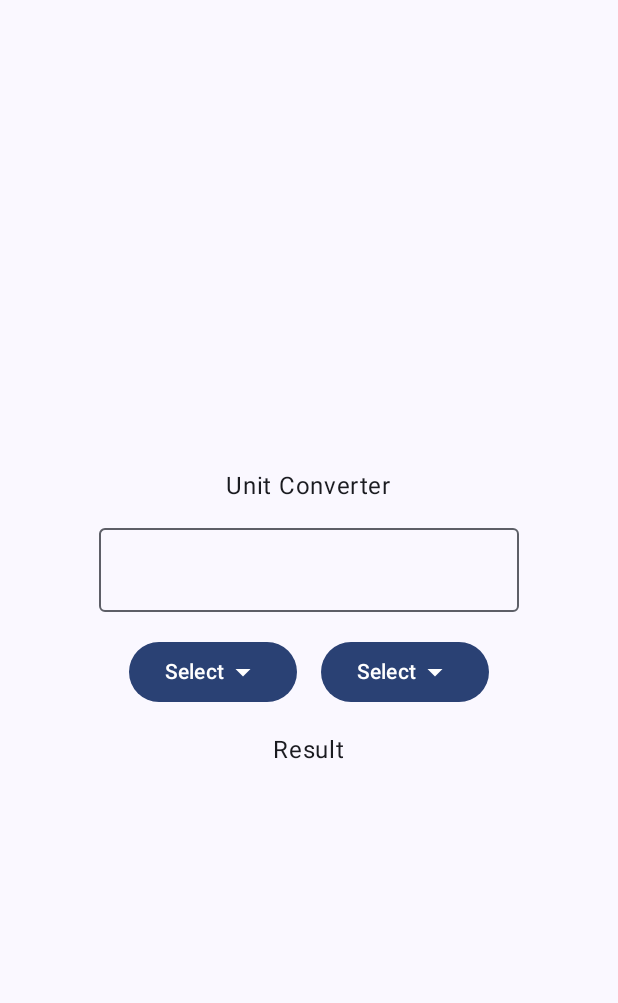
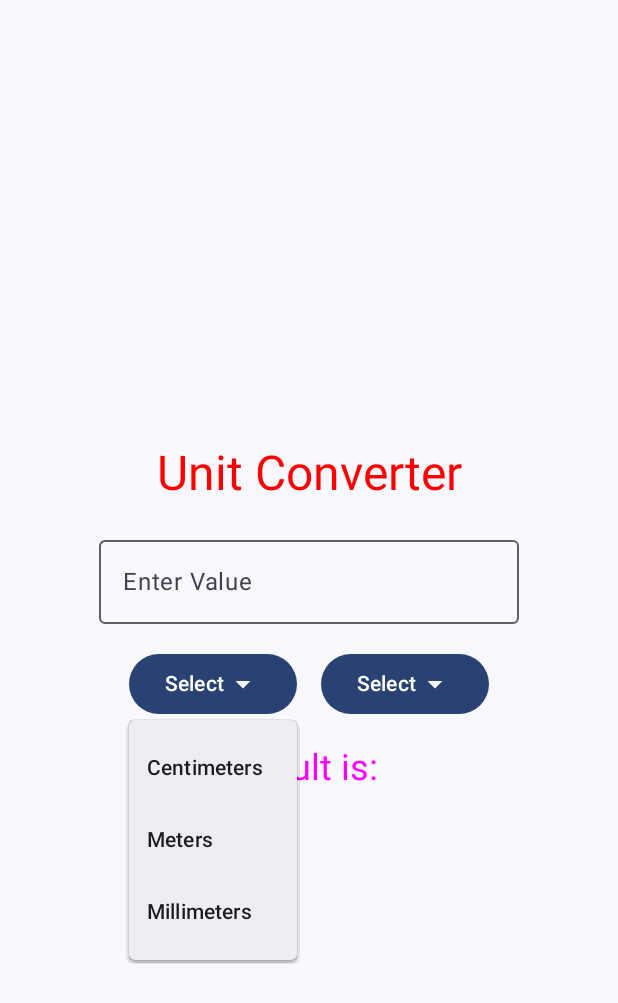
Before and after one commit to thanhtungtnt/learnkotlin, an Android app built with Jetpack Compose: the screen it shows after launch (MainActivity), after a tap on "Select", on a phone screen of 412 x 824 dp. Shown: the top 1003 px of the screen. Run offline under Robolectric (Android 15) with nearby library versions, the phone set to English and light mode, and no system bars.

Commit message:
update unitconverter

```diff
--- a/UnitConverter/app/src/main/java/com/example/unitconverter/MainActivity.kt
+++ b/UnitConverter/app/src/main/java/com/example/unitconverter/MainActivity.kt
@@ -23,8 +23,14 @@ import androidx.compose.material3.OutlinedTextField
 import androidx.compose.material3.Surface
 import androidx.compose.material3.Text
 import androidx.compose.runtime.Composable
+import androidx.compose.runtime.getValue
+import androidx.compose.runtime.mutableDoubleStateOf
+import androidx.compose.runtime.mutableStateOf
+import androidx.compose.runtime.remember
+import androidx.compose.runtime.setValue
 import androidx.compose.ui.Alignment
 import androidx.compose.ui.Modifier
+import androidx.compose.ui.graphics.Color
 import androidx.compose.ui.platform.LocalContext
 import androidx.compose.ui.tooling.preview.Preview
 import androidx.compose.ui.unit.dp
@@ -49,38 +55,105 @@ class MainActivity : ComponentActivity() {
 
 @Composable
 fun UnitConverter(){
+    var inputValue by remember{mutableStateOf("")}
+    var outputValue by remember{mutableStateOf("")}
+    var inputUnit by remember{mutableStateOf("Select")}
+    var outputUnit by remember{ mutableStateOf("Select") }
+    var iExpanded by remember{ mutableStateOf(false) }
+    var oExpanded by remember{ mutableStateOf(false) }
+    var iRate by remember{ mutableDoubleStateOf(0.00) }
+    var oRate by remember{ mutableDoubleStateOf(0.00) }
+
+    fun convertUnits(){
+        var inputValueDouble = inputValue.toDoubleOrNull() ?: 0.0
+        var rate = 0.00
+        if(oRate != 0.00){
+            rate = iRate / oRate
+        }
+        var result = inputValueDouble * rate
+        outputValue = result.toString()
+    }
+
     Column(
         modifier = Modifier.fillMaxSize(),
         verticalArrangement = Arrangement.Center,
         horizontalAlignment = Alignment.CenterHorizontally
     ) {
         //đặt item ở đây sẽ xuống dòng
-        Text("Unit Converter")
+        Text("Unit Converter", style = MaterialTheme.typography.headlineLarge.copy(color = Color.Red))
         Spacer(modifier = Modifier.height(16.dp))
-        OutlinedTextField(value = "", onValueChange = {})
+        OutlinedTextField(
+            value = inputValue,
+            onValueChange = {
+                inputValue = it
+                convertUnits()
+            },
+            label = {Text("Enter Value")}
+        )
         Spacer(modifier = Modifier.height(16.dp))
         Row {
             //đặt items ở đây sẽ xếp cạnh nhau
            Box {
-               Button(onClick = { /*TODO*/ }) {
-                   Text(text = "Select")
+               Button(onClick = {iExpanded = true}) {
+                   Text(text = inputUnit)
                    Icon(Icons.Default.ArrowDropDown, contentDescription = null)
                }
-               DropdownMenu(expanded = false, onDismissRequest = { /*TODO*/ }) {
-                   DropdownMenuItem(text = { Text(text = "Centimeters") }, onClick = { /*TODO*/ })
-                   DropdownMenuItem(text = { Text(text = "Meters") }, onClick = { /*TODO*/ })
+               DropdownMenu(expanded = iExpanded, onDismissRequest = { iExpanded = false }) {
+                   DropdownMenuItem(text = { Text(text = "Centimeters") }, onClick = {
+                       inputUnit = "Centimeters"
+                       iExpanded = false
+                       iRate = 0.01
+                       convertUnits()
+                   })
+                   DropdownMenuItem(text = { Text(text = "Meters") }, onClick = {
+                       inputUnit = "Meters"
+                       iExpanded = false
+                       iRate = 1.00
+                       convertUnits()
+                   })
+                   DropdownMenuItem(text = { Text(text = "Millimeters") }, onClick = {
+                       inputUnit = "Millimeters"
+                       iExpanded = false
+                       iRate = 0.001
+                       convertUnits()
+                   })
                }
            }
             Spacer(modifier = Modifier.width(16.dp))
             Box {
-                Button(onClick = { /*TODO*/ }) {
-                    Text(text = "Select")
+                Button(onClick = {oExpanded = true}) {
+                    Text(text = outputUnit)
                     Icon(Icons.Default.ArrowDropDown, contentDescription = null)
+                }
+                DropdownMenu(expanded = oExpanded, onDismissRequest = { oExpanded = false }) {
+                    DropdownMenuItem(text = { Text(text = "Centimeters") }, onClick = {
+                        outputUnit = "Centimeters"
+                        oExpanded = false
+                        oRate = 0.01
+                        convertUnits()
+                    })
+                    DropdownMenuItem(text = { Text(text = "Meters") }, onClick = {
+                        outputUnit = "Meters"
+                        oExpanded = false
+                        oRate = 1.00
+                        convertUnits()
+                    })
+                    DropdownMenuItem(text = { Text(text = "Millimeters") }, onClick = {
+                        outputUnit = "Millimeters"
+                        oExpanded = false
+                        oRate = 0.001
+                        convertUnits()
+                    })
                 }
             }
         }
         Spacer(modifier = Modifier.height(16.dp))
-        Text("Result")
+
+        if(outputUnit  == "Select"){
+            Text("Result is: $outputValue", style = MaterialTheme.typography.headlineSmall.copy(color = Color.Magenta))
+        }else{
+            Text("Result is: $outputValue $outputUnit", style = MaterialTheme.typography.headlineSmall.copy(color = Color.Magenta))
+        }
     }
 }
 
```
